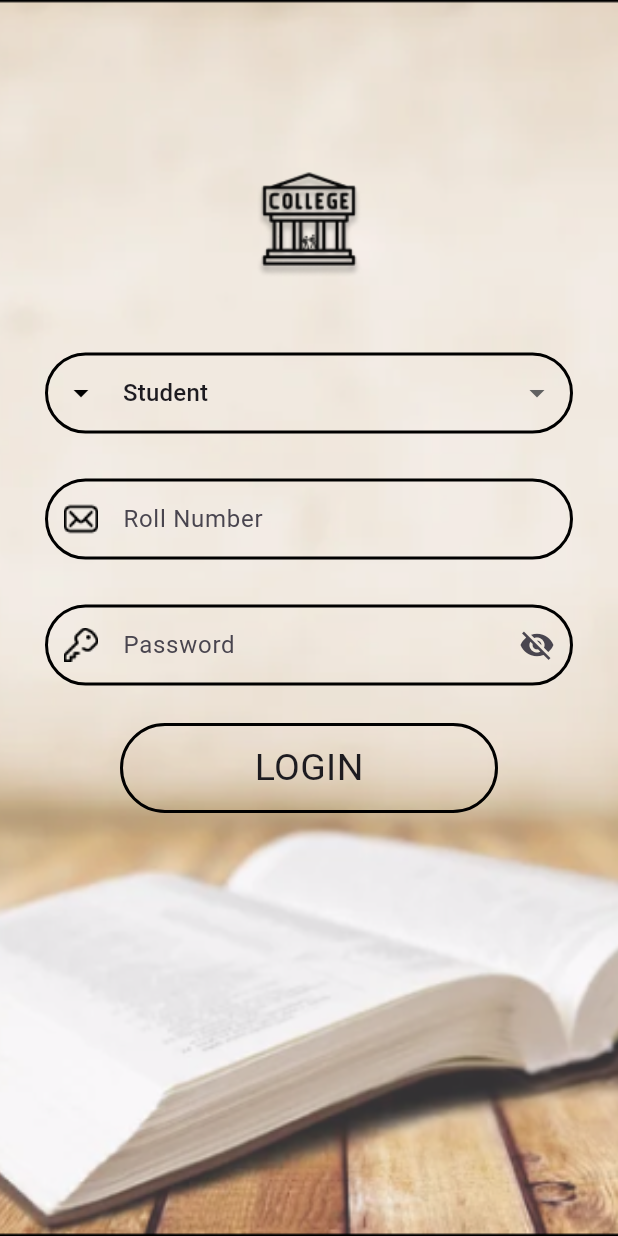
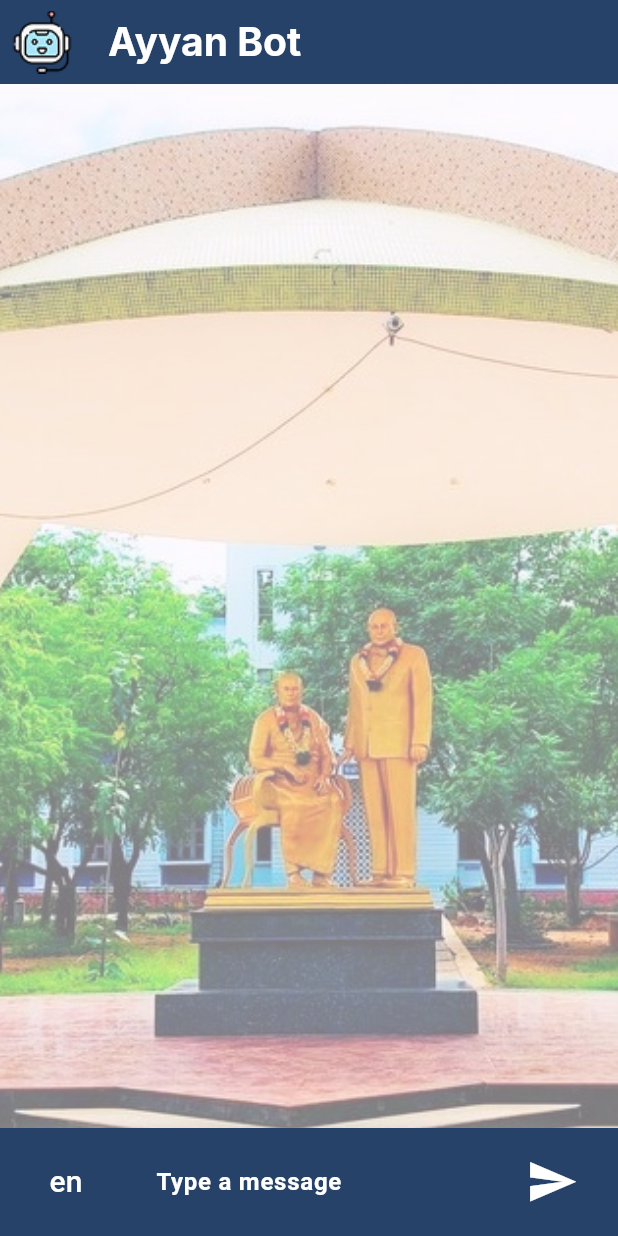
Before and after one commit to Munees007/Campus-Connect, a Flutter app: the screen it shows after launch, on a phone screen of 412 x 824 dp. Run offline on Flutter 3.47's test engine with Material 3 defaults, Android fonts, the phone set to English and light mode, and no system bars; our stand-ins replace cloud_firestore, firebase_core, firebase_database; accounts and stored records are empty.

Commit message:
chatbot completed perfectly

```diff
--- a/lib/Components/email_component.dart
+++ b/lib/Components/email_component.dart
@@ -1,4 +1,4 @@
-import 'package:campus_connect/Backend/Add/text_db.dart';
+import 'package:campus_connect/Backend/Add/manage_users.dart';
 import 'package:campus_connect/Components/drop_down.dart';
 import 'package:campus_connect/Components/toast_message.dart';
 import 'package:flutter/material.dart';
@@ -42,11 +42,11 @@ class _EmailComponentState extends State<EmailComponent> {
         ),
         GestureDetector(
           onTap: () {
+            loginUser(email.text, pass.text, role.toLowerCase(), context);
             ToastManager().showToast(
-                context: context, message: "hi", type: ToastType.info);
-            Textdb().setName();
-            print("Email = ${email.text}");
-            print("Pass = ${pass.text}");
+                context: context,
+                message: "Login SuccessFull",
+                type: ToastType.info);
           },
           child: Container(
             margin: const EdgeInsets.symmetric(horizontal: 80, vertical: 10),
--- a/lib/Components/toast_message.dart
+++ b/lib/Components/toast_message.dart
@@ -18,7 +18,7 @@ class ToastManager {
     required String message,
     required ToastType type,
     Duration duration = const Duration(seconds: 3),
-    ToastPosition position = ToastPosition.bottom,
+    ToastPosition position = ToastPosition.top,
   }) {
     Color backgroundColor;
     IconData icon;
--- /dev/null
+++ b/lib/Pages/chat_bot.dart
@@ -0,0 +1,232 @@
+import 'package:campus_connect/Components/message_buggle.dart';
+import 'package:campus_connect/colors/chat_bot_colors.dart';
+import 'package:flutter/material.dart';
+import 'package:http/http.dart' as http;
+import 'dart:convert';
+
+class ChatBot extends StatefulWidget {
+  const ChatBot({super.key});
+
+  @override
+  State<ChatBot> createState() => _ChatBotState();
+}
+
+class _ChatBotState extends State<ChatBot> {
+  final TextEditingController _messageController = TextEditingController();
+  final List<Map<String, dynamic>> _messages = [];
+  final ScrollController _scrollController = ScrollController();
+  String selectedLanguage = 'en';
+  Map<String, String> languageMap = {
+    'en': 'English',
+    'ta': 'தமிழ்',
+    'hi': 'हिंदी',
+    'ml': 'മലയാളം',
+    'te': 'తెలుగు',
+  };
+
+  Future<void> getChatbotResponse(String userInput) async {
+    try {
+      final response = await http.get(
+        Uri.parse('https://chat-bot-backend-sooty.vercel.app/chatbot').replace(
+          queryParameters: {
+            'user_input': userInput,
+            'lang': selectedLanguage,
+          },
+        ),
+      );
+
+      if (response.statusCode == 200) {
+        final jsonString = utf8.decode(response.bodyBytes);
+        final botResponse = json.decode(jsonString);
+        final responseText = botResponse['answer'] ?? 'No response available';
+
+        setState(() {
+          _messages.add({'message': userInput, 'isUser': true});
+          _messages.add({'message': responseText, 'isUser': false});
+        });
+        _scrollToBottom();
+      }
+    } catch (e) {
+      setState(() {
+        _messages.add({'message': userInput, 'isUser': true});
+        _messages.add({
+          'message': 'Sorry, there was an error processing your request.',
+          'isUser': false
+        });
+      });
+    }
+  }
+
+  void _scrollToBottom() {
+    WidgetsBinding.instance.addPostFrameCallback((_) {
+      if (_scrollController.hasClients) {
+        _scrollController.animateTo(
+          _scrollController.position.maxScrollExtent,
+          duration: const Duration(milliseconds: 300),
+          curve: Curves.easeOut,
+        );
+      }
+    });
+  }
+
+  @override
+  Widget build(BuildContext context) {
+    return Scaffold(
+      appBar: AppBar(
+        leading: Image.asset(
+          "lib/Assets/Images/Chatbot.png",
+          height: 40,
+          width: 40,
+        ),
+        backgroundColor: chatBotAppBarColor,
+        title: const Text(
+          "Ayyan Bot",
+          style: TextStyle(
+            color: Colors.white,
+            fontSize: 26,
+            fontFamily: "Inter",
+            fontWeight: FontWeight.bold,
+          ),
+        ),
+      ),
+      body: SafeArea(
+        child: Stack(
+          children: [
+            Positioned.fill(
+              child: Opacity(
+                opacity: 0.5,
+                child: Image.asset(
+                  "lib/Assets/Images/chat_bg.jpg",
+                  fit: BoxFit.cover,
+                ),
+              ),
+            ),
+            Column(
+              children: [
+                Expanded(
+                  child: ListView.builder(
+                    controller: _scrollController,
+                    padding: const EdgeInsets.all(10),
+                    itemCount: _messages.length,
+                    itemBuilder: (context, index) {
+                      return MessageBubble(
+                        message: _messages[index]['message'],
+                        isUser: _messages[index]['isUser'],
+                      );
+                    },
+                  ),
+                ),
+                Padding(
+                  padding: MediaQuery.of(context).viewInsets,
+                  child: Container(
+                    padding: const EdgeInsets.symmetric(
+                      horizontal: 16,
+                      vertical: 8,
+                    ),
+                    decoration: BoxDecoration(
+                      color: chatBotAppBarColor,
+                      boxShadow: [
+                        BoxShadow(
+                          color: Colors.grey.withOpacity(0.3),
+                          spreadRadius: 1,
+                          blurRadius: 5,
+                        ),
+                      ],
+                    ),
+                    child: Row(
+                      children: [
+                        FloatingActionButton(
+                          elevation: 0,
+                          heroTag: "langButton",
+                          onPressed: () {
+                            showDialog(
+                              context: context,
+                              builder: (BuildContext context) {
+                                return AlertDialog(
+                                  title: Text('Select Language'),
+                                  content: SingleChildScrollView(
+                                    child: Column(
+                                      mainAxisSize: MainAxisSize.min,
+                                      children:
+                                          languageMap.entries.map((entry) {
+                                        return ListTile(
+                                          title: Text(entry.value),
+                                          onTap: () {
+                                            setState(() {
+                                              selectedLanguage = entry.key;
+                                            });
+                                            Navigator.pop(context);
+                                          },
+                                        );
+                                      }).toList(),
+                                    ),
+                                  ),
+                                );
+                              },
+                            );
+                          },
+                          backgroundColor: chatBotAppBarColor,
+                          child: Text(
+                            selectedLanguage,
+                            style: const TextStyle(
+                                color: Colors.white, fontSize: 20),
+                          ),
+                        ),
+                        const SizedBox(width: 8),
+                        Expanded(
+                          child: TextField(
+                            controller: _messageController,
+                            cursorWidth: 3,
+                            cursorColor: Colors.white,
+                            style: const TextStyle(
+                                color: Colors.white,
+                                fontWeight: FontWeight.bold),
+                            decoration: const InputDecoration(
+                              hintStyle: TextStyle(color: Colors.white),
+                              hintText: 'Type a message',
+                              border: OutlineInputBorder(
+                                borderSide: BorderSide.none,
+                              ),
+                              contentPadding: const EdgeInsets.symmetric(
+                                horizontal: 20,
+                                vertical: 10,
+                              ),
+                            ),
+                          ),
+                        ),
+                        const SizedBox(width: 8),
+                        FloatingActionButton(
+                          elevation: 0,
+                          heroTag: "sendButton",
+                          onPressed: () {
+                            if (_messageController.text.isNotEmpty) {
+                              getChatbotResponse(_messageController.text);
+                              _messageController.clear();
+                            }
+                          },
+                          backgroundColor: chatBotAppBarColor,
+                          child: const Icon(
+                            Icons.send,
+                            size: 35,
+                            color: Colors.white,
+                          ),
+                        ),
+                      ],
+                    ),
+                  ),
+                ),
+              ],
+            ),
+          ],
+        ),
+      ),
+    );
+  }
+
+  @override
+  void dispose() {
+    _messageController.dispose();
+    _scrollController.dispose();
+    super.dispose();
+  }
+}
--- a/lib/main.dart
+++ b/lib/main.dart
@@ -1,3 +1,4 @@
+import 'package:campus_connect/Pages/chat_bot.dart';
 import 'package:campus_connect/Pages/login_page.dart';
 import 'package:campus_connect/firebase_options.dart';
 import 'package:firebase_core/firebase_core.dart';
@@ -15,6 +16,6 @@ class MainApp extends StatelessWidget {
   @override
   Widget build(BuildContext context) {
     return const MaterialApp(
-        debugShowCheckedModeBanner: false, home: LoginPage());
+        debugShowCheckedModeBanner: false, home: ChatBot());
   }
 }
```
Also changed, not shown: lib/Backend/Add/manage_users.dart (+34 -2 lines), lib/Components/message_buggle.dart (added, +83 -0 lines), lib/Pages/home_page.dart (added, +38 -0 lines), lib/Pages/profile_page.dart (added, +15 -0 lines), lib/Types/user_type.dart (+110 -18 lines), lib/colors/chat_bot_colors.dart (added, +7 -0 lines), pubspec.yaml (+12 -0 lines), firebase.json, lib/Assets/Fonts/Inter/Inter-Italic-VariableFont_opsz,wght.ttf (added), lib/Assets/Fonts/Inter/Inter-VariableFont_opsz,wght.ttf (added), lib/Assets/Fonts/NotoSans/NotoSans-Bold.ttf (added), lib/Assets/Fonts/NotoSans/NotoSans-Regular.ttf (added), lib/Assets/Images/Chatbot.png (added), lib/Assets/Images/chat_bg.jpg (added), 3 more files, 12 other files.
